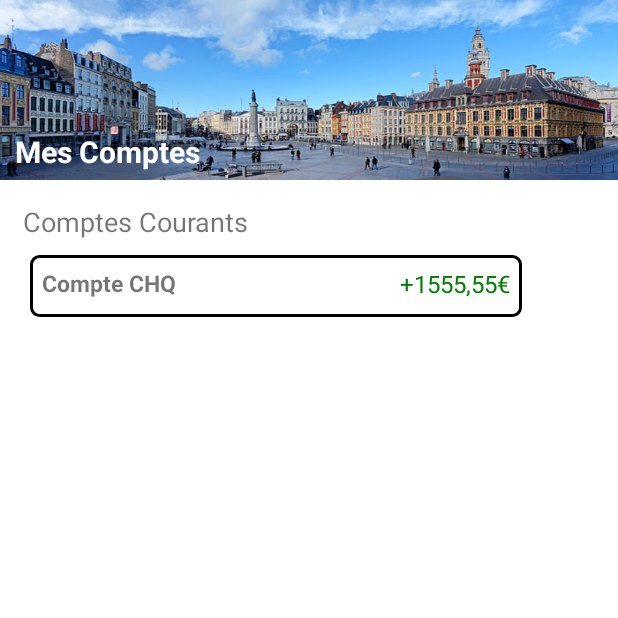
After one commit to Kiruna13/Online_Bank, an Android app: the Accounts screen opened directly, with no data from a screen before it, on a phone screen of 412 x 824 dp, the top half of it. The commit adds this screen. Run offline under Robolectric (Android 15) with nearby library versions, the phone set to English and light mode, and no system bars; our stand-ins replace FlexboxLayout.

Commit message:
Accounts

```diff
--- a/app/build.gradle
+++ b/app/build.gradle
@@ -33,7 +33,7 @@ android {
 }
 
 dependencies {
-
+    compile 'com.google.android:flexbox:0.3.0'
     implementation "org.jetbrains.kotlin:kotlin-stdlib:$kotlin_version"
     implementation 'androidx.core:core-ktx:1.3.2'
     implementation 'androidx.appcompat:appcompat:1.3.0'
--- a/app/src/main/AndroidManifest.xml
+++ b/app/src/main/AndroidManifest.xml
@@ -16,6 +16,7 @@
                 <category android:name="android.intent.category.LAUNCHER" />
             </intent-filter>
         </activity>
+        <activity android:name=".Accounts"/>
     </application>
 
 </manifest>
--- /dev/null
+++ b/app/src/main/java/com/example/banqueenligne/Accounts.kt
@@ -0,0 +1,14 @@
+package com.example.banqueenligne
+
+import android.os.Bundle
+import android.view.Window
+import androidx.appcompat.app.AppCompatActivity
+
+class Accounts : AppCompatActivity() {
+    override fun onCreate(savedInstanceState: Bundle?) {
+        super.onCreate(savedInstanceState)
+        requestWindowFeature(Window.FEATURE_NO_TITLE)
+        supportActionBar?.hide()
+        setContentView(R.layout.activity_accounts)
+    }
+}
--- /dev/null
+++ b/app/src/main/res/drawable/rectangle_comptes.xml
@@ -0,0 +1,10 @@
+<?xml version="1.0" encoding="utf-8"?>
+<shape xmlns:android="http://schemas.android.com/apk/res/android" android:id="@+id/listview_background_shape">
+    <stroke android:width="2dp" android:color="@color/black" />
+    <padding android:left="8dp"
+        android:top="8dp"
+        android:right="8dp"
+        android:bottom="8dp" />
+    <corners android:radius="5dp" />
+    <solid android:color="#ffffffff" />
+</shape>
--- /dev/null
+++ b/app/src/main/res/layout/activity_accounts.xml
@@ -0,0 +1,172 @@
+<?xml version="1.0" encoding="utf-8"?>
+<androidx.constraintlayout.widget.ConstraintLayout xmlns:android="http://schemas.android.com/apk/res/android"
+    xmlns:app="http://schemas.android.com/apk/res-auto"
+    xmlns:tools="http://schemas.android.com/tools"
+    android:layout_width="match_parent"
+    android:layout_height="match_parent"
+    tools:context=".Accounts">
+
+    <!-- TOP PAGE -->
+    <LinearLayout
+        android:id="@+id/topLayout"
+        android:layout_width="match_parent"
+        android:layout_height="120dp"
+        android:background="@drawable/img_comptes"
+        tools:ignore="MissingConstraints">
+
+        <TextView
+            android:layout_width="match_parent"
+            android:layout_height="match_parent"
+            android:layout_marginStart="10dp"
+            android:layout_marginLeft="10dp"
+            android:layout_marginBottom="5dp"
+            android:gravity="bottom"
+            android:text="@string/mes_comptes"
+            android:textColor="@color/white"
+            android:textSize="20sp"
+            android:textStyle="bold"
+            tools:ignore="MissingConstraints"
+            tools:layout_editor_absoluteX="0dp"
+            tools:layout_editor_absoluteY="1dp" />
+    </LinearLayout>
+
+    <!-- PAGE PART'S WITH THE ACCOUNTS  / EPARGNE -->
+    <com.google.android.flexbox.FlexboxLayout
+        android:id="@+id/displayAll"
+        android:layout_width="match_parent"
+        android:layout_height="wrap_content"
+        app:flexDirection="column"
+        app:justifyContent="space_between"
+        app:layout_constraintTop_toBottomOf="@+id/topLayout"
+        tools:ignore="MissingClass,MissingConstraints"
+        tools:layout_editor_absoluteX="0dp">
+
+        <!-- COMPTES COURANTS -->
+        <LinearLayout
+            android:id="@+id/accounts"
+            android:layout_width="match_parent"
+            android:layout_height="wrap_content"
+            android:orientation="vertical">
+
+            <TextView
+                android:layout_width="295dp"
+                android:layout_height="40dp"
+                android:layout_marginStart="15dp"
+                android:layout_marginLeft="15dp"
+                android:gravity="bottom"
+                android:text="@string/comptes_courants"
+                android:textSize="18sp" />
+
+            <com.google.android.flexbox.FlexboxLayout
+                android:id="@+id/displayAccount"
+                android:layout_width="328dp"
+                android:layout_height="wrap_content"
+                android:layout_marginStart="20dp"
+                android:layout_marginLeft="20dp"
+                android:layout_marginTop="10dp"
+                android:background="@drawable/rectangle_comptes"
+                android:orientation="horizontal"
+                app:flexDirection="column"
+                app:justifyContent="space_between"
+                tools:ignore="MissingClass">
+
+                <com.google.android.flexbox.FlexboxLayout
+                    android:id="@+id/flexText"
+                    android:layout_width="match_parent"
+                    android:layout_height="25dp"
+                    android:orientation="horizontal"
+                    app:flexDirection="row"
+                    app:justifyContent="space_between"
+                    tools:ignore="MissingClass">
+
+                    <TextView
+                        android:layout_width="wrap_content"
+                        android:layout_height="wrap_content"
+                        android:text="Compte CHQ"
+                        android:textSize="15sp"
+                        android:textStyle="bold" />
+
+                    <TextView
+                        android:layout_width="wrap_content"
+                        android:layout_height="wrap_content"
+                        android:text="+1555,55€"
+                        android:textColor="@color/green"
+                        android:textSize="16sp" />
+                </com.google.android.flexbox.FlexboxLayout>
+
+                <TextView
+                    android:layout_width="wrap_content"
+                    android:layout_height="wrap_content"
+                    android:text="MLLE GONCALVES LAURA"
+                    android:textSize="16sp" />
+
+            </com.google.android.flexbox.FlexboxLayout>
+
+        </LinearLayout>
+
+        <!-- EPARGNE -->
+        <LinearLayout
+            android:layout_width="match_parent"
+            android:layout_height="611dp"
+            android:orientation="vertical"
+            app:layout_constraintTop_toBottomOf="@+id/accounts">
+
+            <TextView
+                android:layout_width="295dp"
+                android:layout_height="wrap_content"
+                android:layout_marginStart="15dp"
+                android:layout_marginLeft="15dp"
+                android:layout_marginTop="20dp"
+                android:gravity="bottom"
+                android:text="@string/epargne"
+                android:textSize="18sp" />
+
+            <com.google.android.flexbox.FlexboxLayout
+                android:id="@+id/displayEpargne"
+                android:layout_width="328dp"
+                android:layout_height="wrap_content"
+                android:layout_marginStart="20dp"
+                android:layout_marginLeft="20dp"
+                android:layout_marginTop="10dp"
+                android:background="@drawable/rectangle_comptes"
+                android:orientation="horizontal"
+                app:flexDirection="column"
+                app:justifyContent="space_between"
+                tools:ignore="MissingClass">
+
+                <com.google.android.flexbox.FlexboxLayout
+                    android:id="@+id/flexEpargne"
+                    android:layout_width="match_parent"
+                    android:layout_height="25dp"
+                    android:orientation="horizontal"
+                    app:flexDirection="row"
+                    app:justifyContent="space_between"
+                    tools:ignore="MissingClass">
+
+                    <TextView
+                        android:layout_width="wrap_content"
+                        android:layout_height="wrap_content"
+                        android:text="Epargne"
+                        android:textSize="15sp"
+                        android:textStyle="bold" />
+
+                    <TextView
+                        android:layout_width="wrap_content"
+                        android:layout_height="wrap_content"
+                        android:text="+1000,50€"
+                        android:textColor="@color/green"
+                        android:textSize="16sp" />
+                </com.google.android.flexbox.FlexboxLayout>
+
+                <TextView
+                    android:layout_width="wrap_content"
+                    android:layout_height="wrap_content"
+                    android:text="MLLE GONCALVES LAURA"
+                    android:textSize="16sp" />
+
+            </com.google.android.flexbox.FlexboxLayout>
+        </LinearLayout>
+
+    </com.google.android.flexbox.FlexboxLayout>
+
+</androidx.constraintlayout.widget.ConstraintLayout>
--- a/app/src/main/res/values/colors.xml
+++ b/app/src/main/res/values/colors.xml
@@ -7,6 +7,8 @@
     <color name="teal_700">#FF018786</color>
     <color name="black">#FF000000</color>
     <color name="white">#FFFFFFFF</color>
+    <color name="red">#FF0000</color>
+    <color name="green">#008000</color>
     <color name="viewBackground">#5140cf</color>
     <color name="buttonColor">#d51515</color>
 </resources>
--- a/app/src/main/res/values/strings.xml
+++ b/app/src/main/res/values/strings.xml
@@ -1,4 +1,8 @@
 <resources>
     <string name="app_name">BanqueEnLigne</string>
     <string name="titreConnexion">Connexion</string>
+    <string name="mes_comptes">Mes Comptes</string>
+    <string name="img_error">Issoui</string>
+    <string name="comptes_courants">Comptes Courants</string>
+    <string name="epargne">Epargne disponible</string>
 </resources>
```
Also changed, not shown: app/src/main/res/drawable/img_comptes.jpg (added).
